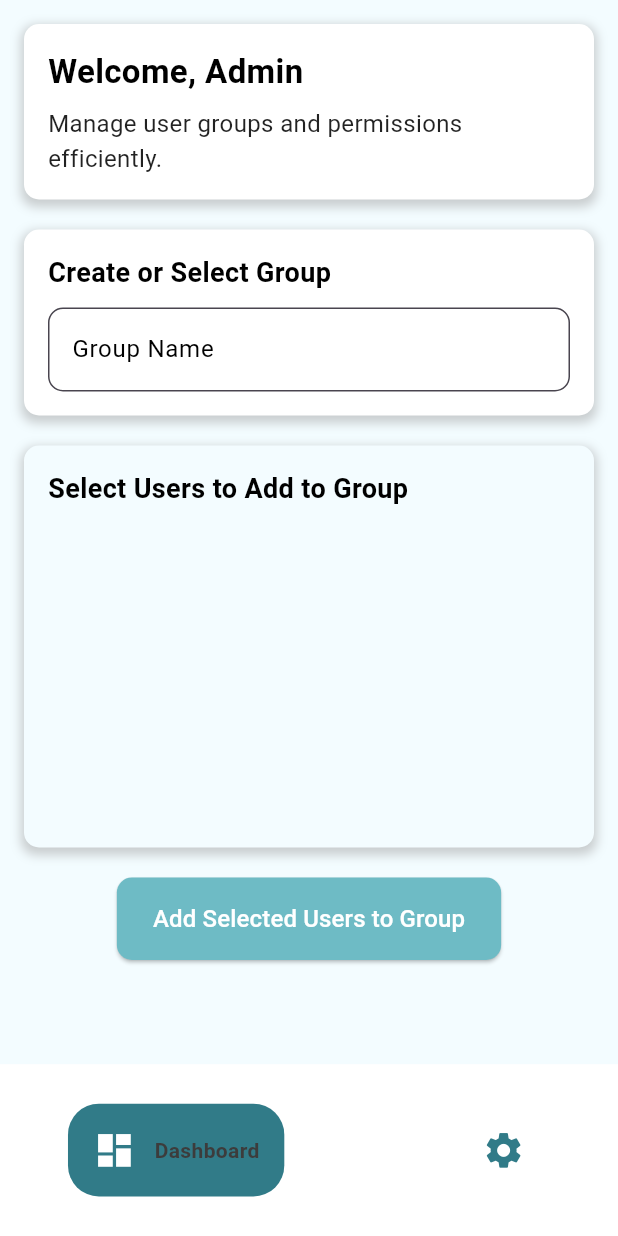
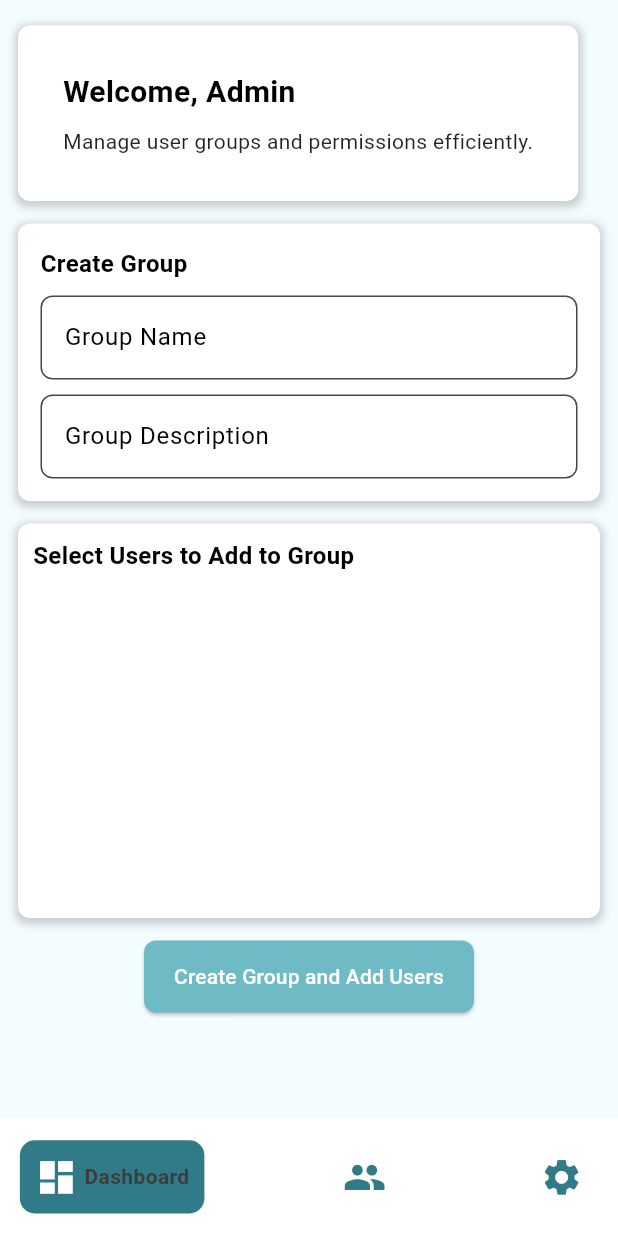
Before and after one commit to Kristoferseyan/fix-emotion, a Flutter app: the AdminDashboard screen opened directly with empty values, on a phone screen of 412 x 824 dp. Run offline on Flutter 3.47's test engine with Material 3 defaults, Android fonts, the phone set to English and light mode, and no system bars; drawn by our look-alikes of google_nav_bar; our stand-ins replace animated_splash_screen, camera, fl_chart, flutter_dotenv, flutter_signin_button, google_sign_in and 5 more; missing offline and left inert: bcrypt, tflite_v2; accounts and stored records are empty.

Commit message:
- updated queires for the new table. - created dashboard for the admin. - created the group page for the admin. - created per session list - created a session page for each session

```diff
--- a/lib/admin-dashboard/admin_dashboard.dart
+++ b/lib/admin-dashboard/admin_dashboard.dart
@@ -1,3 +1,4 @@
+import 'package:fix_emotion/admin-dashboard/group_member_page.dart';
 import 'package:flutter/material.dart';
 import 'main_dashboard_page.dart';
 import 'settings_page.dart';
@@ -29,9 +30,7 @@ class _AdminDashboardState extends State<AdminDashboard> {
           ? const Color(0xFF122E31)
           : const Color(0xFFF3FCFF),
       body: SafeArea(
-        child: _selectedIndex == 0
-            ? DashboardPage(userId: widget.userId, userEmail: widget.userEmail)
-            : SettingsPage(onLogout: _logout),
+        child: _buildPage(),
       ),
       bottomNavigationBar: BottomNavBar(
         selectedIndex: _selectedIndex,
@@ -40,8 +39,21 @@ class _AdminDashboardState extends State<AdminDashboard> {
     );
   }
 
+  // This function returns the correct page based on the selected index.
+  Widget _buildPage() {
+    switch (_selectedIndex) {
+      case 0:
+        return DashboardPage(userId: widget.userId, userEmail: widget.userEmail);
+      case 1:
+        return GroupMembersPage(userId: widget.userId);
+      case 2:
+        return SettingsPage(onLogout: _logout, userId: widget.userId);
+      default:
+        return DashboardPage(userId: widget.userId, userEmail: widget.userEmail); // Default page
+    }
+  }
+
   Future<void> _logout() async {
-    // Add your Supabase signOut logic here
     Navigator.pushReplacementNamed(context, '/login');
   }
 }
--- a/lib/admin-dashboard/main_dashboard_page.dart
+++ b/lib/admin-dashboard/main_dashboard_page.dart
@@ -16,6 +16,7 @@ class _DashboardPageState extends State<DashboardPage> {
   List<Map<String, dynamic>> users = [];
   Map<String, bool> selectedUsers = {};
   final TextEditingController _groupNameController = TextEditingController();
+  final TextEditingController _groupDescriptionController = TextEditingController();
 
   @override
   void initState() {
@@ -25,7 +26,12 @@ class _DashboardPageState extends State<DashboardPage> {
 
   Future<void> _fetchUsers() async {
     try {
-      final response = await supabase.from('users').select();
+      // Fetch only non-admin users
+      final response = await supabase
+          .from('user_admin')
+          .select()
+          .eq('role', 'user'); // Assuming 'role' field exists and normal users have 'user' as the role.
+
       setState(() {
         users = List<Map<String, dynamic>>.from(response);
         for (var user in users) {
@@ -39,8 +45,9 @@ class _DashboardPageState extends State<DashboardPage> {
     }
   }
 
-  Future<void> _addUsersToGroup() async {
+  Future<void> _createGroupAndAddUsers() async {
     final groupName = _groupNameController.text.trim();
+    final groupDescription = _groupDescriptionController.text.trim();
 
     if (groupName.isEmpty) {
       ScaffoldMessenger.of(context).showSnackBar(
@@ -62,21 +69,35 @@ class _DashboardPageState extends State<DashboardPage> {
     }
 
     try {
+      // Insert the group into the user_groups table
+      final groupResponse = await supabase.from('user_groups').insert({
+        'group_name': groupName,
+        'description': groupDescription,
+        'created_by': widget.userId,
+      }).select().single();
+
+      final groupId = groupResponse['id'];
+
+      // Insert selected users into the group_memberships table
       for (String userId in selectedUserIds) {
-        await supabase.from('users').update({'group_name': groupName}).eq('id', userId);
+        await supabase.from('group_memberships').insert({
+          'user_id': userId,
+          'group_id': groupId,
+        });
       }
 
       ScaffoldMessenger.of(context).showSnackBar(
-        const SnackBar(content: Text('Users added to group successfully!')),
+        const SnackBar(content: Text('Group created and users added successfully!')),
       );
 
       setState(() {
         selectedUsers.clear();
         _groupNameController.clear();
+        _groupDescriptionController.clear();
       });
     } catch (error) {
       ScaffoldMessenger.of(context).showSnackBar(
-        SnackBar(content: Text('Error updating users: $error')),
+        SnackBar(content: Text('Error creating group: $error')),
       );
     }
   }
@@ -86,34 +107,37 @@ class _DashboardPageState extends State<DashboardPage> {
     final isDarkMode = Theme.of(context).brightness == Brightness.dark;
 
     return Padding(
-      padding: const EdgeInsets.all(16.0),
+      padding: const EdgeInsets.all(12.0),
+      child: SingleChildScrollView(
         child: Column(
           crossAxisAlignment: CrossAxisAlignment.start,
           children: [
+            const SizedBox(height: 5),
             _buildHeader(isDarkMode),
-          const SizedBox(height: 20),
+            const SizedBox(height: 15),
             _buildGroupSection(isDarkMode),
-          const SizedBox(height: 20),
-          _buildUserSelectionSection(),
-          const SizedBox(height: 20),
+            const SizedBox(height: 15),
+            _buildUserSelectionSection(isDarkMode),
+            const SizedBox(height: 15),
             _buildAddUsersButton(),
           ],
+        ),
       ),
     );
   }
 
   Widget _buildHeader(bool isDarkMode) {
     return Container(
-      padding: const EdgeInsets.all(16.0),
+      padding: const EdgeInsets.all(30.0),
       decoration: BoxDecoration(
         color: isDarkMode ? const Color(0xFF1E4A54) : Colors.white,
-        borderRadius: BorderRadius.circular(10),
+        borderRadius: BorderRadius.circular(8),
         boxShadow: [
           BoxShadow(
             color: Colors.grey.withOpacity(0.5),
             spreadRadius: 2,
-            blurRadius: 5,
-            offset: const Offset(0, 3),
+            blurRadius: 4,
+            offset: const Offset(0, 2),
           ),
         ],
       ),
@@ -124,7 +148,7 @@ class _DashboardPageState extends State<DashboardPage> {
             'Welcome, Admin',
             style: TextStyle(
               color: isDarkMode ? Colors.white : Colors.black,
-              fontSize: 22,
+              fontSize: 20,
               fontWeight: FontWeight.bold,
             ),
           ),
@@ -133,7 +157,7 @@ class _DashboardPageState extends State<DashboardPage> {
             'Manage user groups and permissions efficiently.',
             style: TextStyle(
               color: isDarkMode ? Colors.white70 : Colors.black87,
-              fontSize: 16,
+              fontSize: 14,
             ),
           ),
         ],
@@ -143,16 +167,16 @@ class _DashboardPageState extends State<DashboardPage> {
 
   Widget _buildGroupSection(bool isDarkMode) {
     return Container(
-      padding: const EdgeInsets.all(16.0),
+      padding: const EdgeInsets.all(15.0),
       decoration: BoxDecoration(
         color: isDarkMode ? const Color(0xFF1E4A54) : Colors.white,
-        borderRadius: BorderRadius.circular(10),
+        borderRadius: BorderRadius.circular(8),
         boxShadow: [
           BoxShadow(
             color: Colors.grey.withOpacity(0.5),
             spreadRadius: 2,
-            blurRadius: 5,
-            offset: const Offset(0, 3),
+            blurRadius: 4,
+            offset: const Offset(0, 2),
           ),
         ],
       ),
@@ -160,10 +184,10 @@ class _DashboardPageState extends State<DashboardPage> {
         crossAxisAlignment: CrossAxisAlignment.start,
         children: [
           Text(
-            'Create or Select Group',
+            'Create Group',
             style: TextStyle(
               color: isDarkMode ? Colors.white : Colors.black,
-              fontSize: 18,
+              fontSize: 16,
               fontWeight: FontWeight.bold,
             ),
           ),
@@ -177,7 +201,21 @@ class _DashboardPageState extends State<DashboardPage> {
               filled: true,
               fillColor: isDarkMode ? const Color.fromARGB(255, 40, 80, 90) : Colors.white,
               border: OutlineInputBorder(
-                borderRadius: BorderRadius.circular(10),
+                borderRadius: BorderRadius.circular(8),
+              ),
+            ),
+          ),
+          const SizedBox(height: 10),
+          TextField(
+            controller: _groupDescriptionController,
+            style: TextStyle(color: isDarkMode ? Colors.white : Colors.black),
+            decoration: InputDecoration(
+              labelText: 'Group Description',
+              labelStyle: TextStyle(color: isDarkMode ? Colors.white : Colors.black),
+              filled: true,
+              fillColor: isDarkMode ? const Color.fromARGB(255, 40, 80, 90) : Colors.white,
+              border: OutlineInputBorder(
+                borderRadius: BorderRadius.circular(8),
               ),
             ),
           ),
@@ -186,18 +224,18 @@ class _DashboardPageState extends State<DashboardPage> {
     );
   }
 
-  Widget _buildUserSelectionSection() {
+  Widget _buildUserSelectionSection(bool isDarkMode) {
     return Container(
-      padding: const EdgeInsets.all(16.0),
+      padding: const EdgeInsets.all(10.0),
       decoration: BoxDecoration(
-        color: const Color(0xFFF3FCFF),
-        borderRadius: BorderRadius.circular(10),
+        color: isDarkMode ? const Color(0xFF1E4A54) : Colors.white,
+        borderRadius: BorderRadius.circular(8),
         boxShadow: [
           BoxShadow(
             color: Colors.grey.withOpacity(0.5),
             spreadRadius: 2,
-            blurRadius: 5,
-            offset: const Offset(0, 3),
+            blurRadius: 4,
+            offset: const Offset(0, 2),
           ),
         ],
       ),
@@ -207,21 +245,27 @@ class _DashboardPageState extends State<DashboardPage> {
           Text(
             'Select Users to Add to Group',
             style: TextStyle(
-              color: Colors.black,
-              fontSize: 18,
+              color: isDarkMode ? Colors.white : Colors.black,
+              fontSize: 16,
               fontWeight: FontWeight.bold,
             ),
           ),
           const SizedBox(height: 10),
           SizedBox(
-            height: 200,
+            height: 210,
             child: ListView.builder(
               itemCount: users.length,
               itemBuilder: (context, index) {
                 final user = users[index];
                 return CheckboxListTile(
-                  title: Text('${user['fName']} ${user['lName']}'),
-                  subtitle: Text(user['email']),
+                  title: Text(
+                    '${user['fname']} ${user['lname']}',
+                    style: TextStyle(color: isDarkMode ? Colors.white : Colors.black),
+                  ),
+                  subtitle: Text(
+                    user['email'],
+                    style: TextStyle(color: isDarkMode ? Colors.white70 : Colors.black87),
+                  ),
                   value: selectedUsers[user['id']] ?? false,
                   onChanged: (bool? value) {
                     setState(() {
@@ -241,17 +285,17 @@ class _DashboardPageState extends State<DashboardPage> {
   Widget _buildAddUsersButton() {
     return Center(
       child: ElevatedButton(
-        onPressed: _addUsersToGroup,
+        onPressed: _createGroupAndAddUsers,
         style: ElevatedButton.styleFrom(
-          padding: const EdgeInsets.symmetric(vertical: 16.0, horizontal: 24.0),
+          padding: const EdgeInsets.symmetric(vertical: 14.0, horizontal: 20.0),
           backgroundColor: const Color(0xFF6EBBC5),
           shape: RoundedRectangleBorder(
-            borderRadius: BorderRadius.circular(10),
+            borderRadius: BorderRadius.circular(8),
           ),
         ),
         child: const Text(
-          'Add Selected Users to Group',
-          style: TextStyle(fontSize: 16, color: Colors.white),
+          'Create Group and Add Users',
+          style: TextStyle(fontSize: 14, color: Colors.white),
         ),
       ),
     );
--- a/lib/admin-dashboard/nav_bar.dart
+++ b/lib/admin-dashboard/nav_bar.dart
@@ -15,30 +15,29 @@ class BottomNavBar extends StatelessWidget {
   Widget build(BuildContext context) {
     final bool isDarkMode = Theme.of(context).brightness == Brightness.dark;
     final double screenWidth = MediaQuery.of(context).size.width;
-    final double screenHeight = MediaQuery.of(context).size.height;
 
     return Container(
       color: isDarkMode ? const Color.fromARGB(255, 18, 46, 49) : Colors.white,
       child: Padding(
         padding: EdgeInsets.symmetric(
-          horizontal: screenWidth * 0.05,
-          vertical: screenHeight * 0.02,
+          horizontal: screenWidth * 0.02,
+          vertical: 10.0,
         ),
         child: GNav(
-          gap: screenWidth * 0.03, // Increased gap for better spacing
-          padding: EdgeInsets.symmetric(
-            horizontal: screenWidth * 0.04,
-            vertical: screenHeight * 0.02, // More vertical padding
+          gap: screenWidth * 0.01,
+          padding: const EdgeInsets.symmetric(
+            horizontal: 10.0,
+            vertical: 10.0,
           ),
-          tabMargin: EdgeInsets.symmetric(
-            horizontal: screenWidth * 0.06,
-            vertical: screenHeight * 0.012,
+          tabMargin: const EdgeInsets.symmetric(
+            horizontal: 5.0,
+            vertical: 5.0,
           ),
           tabBackgroundColor: isDarkMode
               ? const Color.fromARGB(255, 255, 245, 245)
               : const Color.fromARGB(255, 49, 123, 136),
           iconSize: screenWidth * 0.07,
-          tabBorderRadius: screenWidth * 0.05,
+          tabBorderRadius: 10.0,
           backgroundColor: isDarkMode
               ? const Color.fromARGB(255, 18, 46, 49)
               : Colors.white,
@@ -50,8 +49,18 @@ class BottomNavBar extends StatelessWidget {
                   : Colors.white,
               iconColor: const Color.fromARGB(255, 49, 123, 136),
               text: 'Dashboard',
-              textColor: const Color.fromARGB(255, 60, 60, 60), // Darker text
-              textSize: screenWidth * 0.04, // Slightly larger text
+              textColor: const Color.fromARGB(255, 60, 60, 60),
+              textSize: 12.0,
+            ),
+            GButton(
+              icon: Icons.group,
+              iconActiveColor: isDarkMode
+                  ? const Color.fromARGB(255, 49, 123, 136)
+                  : Colors.white,
+              iconColor: const Color.fromARGB(255, 49, 123, 136),
+              text: 'Groups',
+              textColor: const Color.fromARGB(255, 60, 60, 60),
+              textSize: 12.0,
             ),
             GButton(
               icon: Icons.settings,
@@ -60,8 +69,8 @@ class BottomNavBar extends StatelessWidget {
                   : Colors.white,
               iconColor: const Color.fromARGB(255, 49, 123, 136),
               text: 'Settings',
-              textColor: const Color.fromARGB(255, 60, 60, 60), // Darker text
-              textSize: screenWidth * 0.04, // Slightly larger text
+              textColor: const Color.fromARGB(255, 60, 60, 60),
+              textSize: 12.0,
             ),
           ],
           selectedIndex: selectedIndex,
--- a/lib/admin-dashboard/settings_page.dart
+++ b/lib/admin-dashboard/settings_page.dart
@@ -3,7 +3,7 @@ import 'package:flutter/material.dart';
 class SettingsPage extends StatelessWidget {
   final VoidCallback onLogout;
 
-  const SettingsPage({Key? key, required this.onLogout}) : super(key: key);
+  const SettingsPage({Key? key, required this.onLogout, required String userId}) : super(key: key);
 
   @override
   Widget build(BuildContext context) {
--- a/lib/analytics-modules/tracking_detail_page.dart
+++ b/lib/analytics-modules/tracking_detail_page.dart
@@ -35,8 +35,6 @@ class _TrackingDetailPageState extends State<TrackingDetailPage> {
   @override
   void initState() {
     super.initState();
-
-    // Initialize emotionDistribution here so it's accessible throughout the class
     emotionDistribution = Map<String, double>.from(
       jsonDecode(widget.emotionDistributionJson).map(
             (key, value) => MapEntry(key, (value as num).toDouble() * 100),
--- a/lib/settings-modules/change_password_page.dart
+++ b/lib/settings-modules/change_password_page.dart
@@ -47,7 +47,7 @@ class _ChangePasswordPageState extends State<ChangePasswordPage> {
 
       try {
         final response = await supabase
-            .from('users')
+            .from('user_admin')
             .select('password')
             .eq('id', widget.userId)
             .single();
@@ -61,7 +61,7 @@ class _ChangePasswordPageState extends State<ChangePasswordPage> {
         if (BCrypt.checkpw(_currentPasswordController.text, currentPasswordHash)) {
           final hashedNewPassword = BCrypt.hashpw(_newPasswordController.text, BCrypt.gensalt());
           await supabase
-              .from('users')
+              .from('user_admin')
               .update({'password': hashedNewPassword})
               .eq('id', widget.userId);
 
```
Also changed, not shown: lib/admin-dashboard/admin_sessions_detail_page.dart (added, +182 -0 lines), lib/admin-dashboard/group_member_page.dart (added, +256 -0 lines), lib/dashboard-modules/dashboard_layout.dart (+4 -4 lines), lib/dashboard-modules/profile_page.dart (+4 -4 lines), lib/settings-modules/edit_profile_page.dart (+6 -6 lines). Lines whose indentation alone changed are shown as unchanged.
